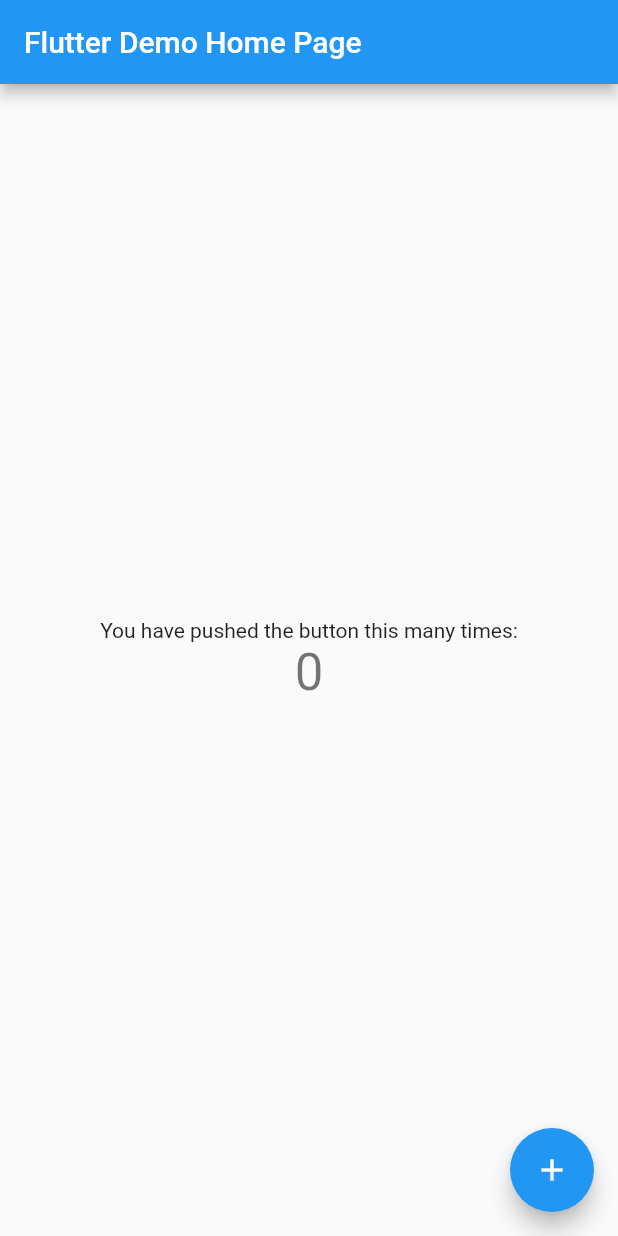
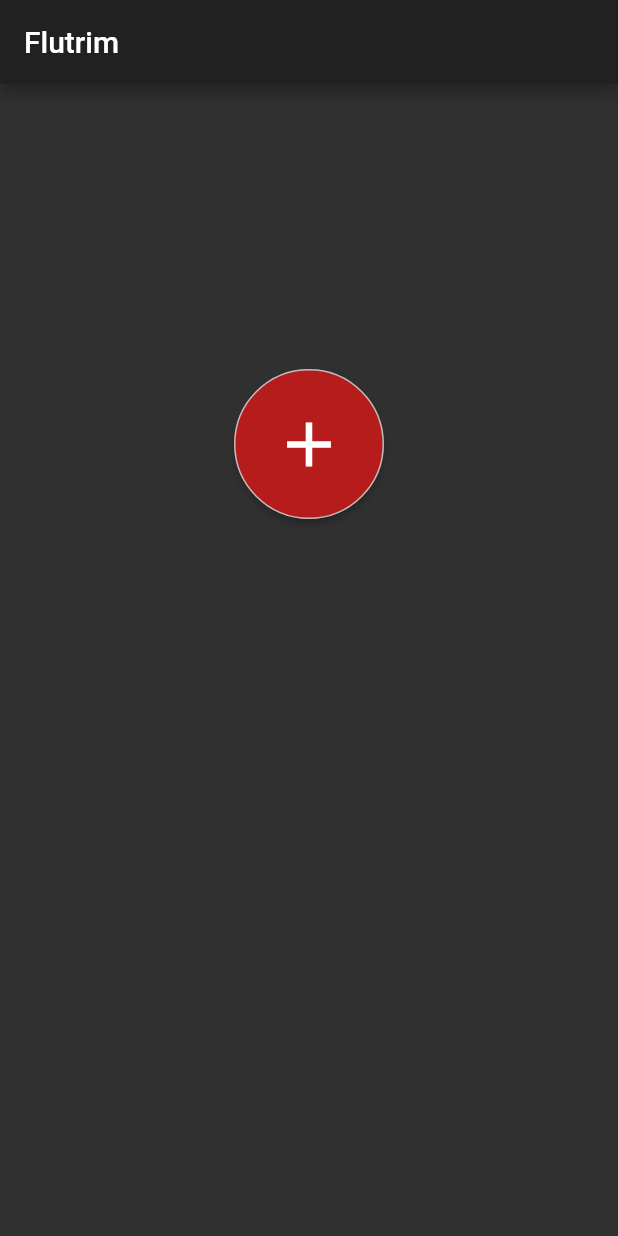
Before and after one commit to DrAchernar/flutter-video-trimmer, a Flutter app: the screen it shows after launch, on a phone screen of 412 x 824 dp. Run offline on Flutter 3.47's test engine with Material 2 defaults, Android fonts, the phone set to English and light mode, and no system bars; our stand-ins replace image_picker, video_player.

Commit message:
scr1 step

```diff
--- a/lib/main.dart
+++ b/lib/main.dart
@@ -1,111 +1,16 @@
 import 'package:flutter/material.dart';
+import 'package:flutrim/pages/home.dart';
+
 
 void main() => runApp(MyApp());
 
 class MyApp extends StatelessWidget {
-  // This widget is the root of your application.
   @override
   Widget build(BuildContext context) {
     return MaterialApp(
-      title: 'Flutter Demo',
-      theme: ThemeData(
-        // This is the theme of your application.
-        //
-        // Try running your application with "flutter run". You'll see the
-        // application has a blue toolbar. Then, without quitting the app, try
-        // changing the primarySwatch below to Colors.green and then invoke
-        // "hot reload" (press "r" in the console where you ran "flutter run",
-        // or simply save your changes to "hot reload" in a Flutter IDE).
-        // Notice that the counter didn't reset back to zero; the application
-        // is not restarted.
-        primarySwatch: Colors.blue,
-      ),
-      home: MyHomePage(title: 'Flutter Demo Home Page'),
+      title: 'Flutrim',
+      theme: ThemeData.dark(),
+      home: Home(),
     );
   }
 }
-
-class MyHomePage extends StatefulWidget {
-  MyHomePage({Key key, this.title}) : super(key: key);
-
-  // This widget is the home page of your application. It is stateful, meaning
-  // that it has a State object (defined below) that contains fields that affect
-  // how it looks.
-
-  // This class is the configuration for the state. It holds the values (in this
-  // case the title) provided by the parent (in this case the App widget) and
-  // used by the build method of the State. Fields in a Widget subclass are
-  // always marked "final".
-
-  final String title;
-
-  @override
-  _MyHomePageState createState() => _MyHomePageState();
-}
-
-class _MyHomePageState extends State<MyHomePage> {
-  int _counter = 0;
-
-  void _incrementCounter() {
-    setState(() {
-      // This call to setState tells the Flutter framework that something has
-      // changed in this State, which causes it to rerun the build method below
-      // so that the display can reflect the updated values. If we changed
-      // _counter without calling setState(), then the build method would not be
-      // called again, and so nothing would appear to happen.
-      _counter++;
-    });
-  }
-
-  @override
-  Widget build(BuildContext context) {
-    // This method is rerun every time setState is called, for instance as done
-    // by the _incrementCounter method above.
-    //
-    // The Flutter framework has been optimized to make rerunning build methods
-    // fast, so that you can just rebuild anything that needs updating rather
-    // than having to individually change instances of widgets.
-    return Scaffold(
-      appBar: AppBar(
-        // Here we take the value from the MyHomePage object that was created by
-        // the App.build method, and use it to set our appbar title.
-        title: Text(widget.title),
-      ),
-      body: Center(
-        // Center is a layout widget. It takes a single child and positions it
-        // in the middle of the parent.
-        child: Column(
-          // Column is also a layout widget. It takes a list of children and
-          // arranges them vertically. By default, it sizes itself to fit its
-          // children horizontally, and tries to be as tall as its parent.
-          //
-          // Invoke "debug painting" (press "p" in the console, choose the
-          // "Toggle Debug Paint" action from the Flutter Inspector in Android
-          // Studio, or the "Toggle Debug Paint" command in Visual Studio Code)
-          // to see the wireframe for each widget.
-          //
-          // Column has various properties to control how it sizes itself and
-          // how it positions its children. Here we use mainAxisAlignment to
-          // center the children vertically; the main axis here is the vertical
-          // axis because Columns are vertical (the cross axis would be
-          // horizontal).
-          mainAxisAlignment: MainAxisAlignment.center,
-          children: <Widget>[
-            Text(
-              'You have pushed the button this many times:',
-            ),
-            Text(
-              '$_counter',
-              style: Theme.of(context).textTheme.display1,
-            ),
-          ],
-        ),
-      ),
-      floatingActionButton: FloatingActionButton(
-        onPressed: _incrementCounter,
-        tooltip: 'Increment',
-        child: Icon(Icons.add),
-      ), // This trailing comma makes auto-formatting nicer for build methods.
-    );
-  }
-}
--- /dev/null
+++ b/lib/pages/home.dart
@@ -0,0 +1,55 @@
+import 'dart:io';
+
+import 'package:flutter/material.dart';
+import 'package:image_picker/image_picker.dart';
+import 'package:flutrim/pages/editor.dart';
+
+class Home extends StatefulWidget {
+  @override
+  _HomeState createState() => _HomeState();
+}
+
+class _HomeState extends State<Home> {
+
+  _pickVideo() async {
+    File video = await ImagePicker.pickVideo(source: ImageSource.gallery);
+    Navigator.push(
+      context,
+      MaterialPageRoute(builder: (context) => Editor(picked: video)),
+    );
+  }
+
+
+  @override
+  Widget build(BuildContext context) {
+    return Scaffold(
+      appBar: AppBar(
+        title: Text("Flutrim"),
+      ),
+      body: SingleChildScrollView(
+        child: Center(
+          child: Container(
+            padding: const EdgeInsets.fromLTRB(10,120,10,0),
+            child: Column(
+              children: <Widget>[
+                SizedBox(height: 70,),
+                RaisedButton(
+                  padding: EdgeInsets.all(25),
+                  color: Colors.red[900],
+                  shape: RoundedRectangleBorder(
+                      borderRadius: new BorderRadius.circular(75.0),
+                      side: BorderSide(color: Colors.grey[400])
+                  ),
+                  onPressed: () {
+                    _pickVideo();
+                  },
+                  child: Icon(Icons.add, color: Colors.white, size: 50,),
+                ),
+              ],
+            ),
+          ),
+        ),
+      ),
+    );
+  }
+}
```
Also changed, not shown: lib/pages/editor.dart (added, +44 -0 lines), pubspec.yaml (+4 -53 lines), pubspec.lock, 15 other files.
